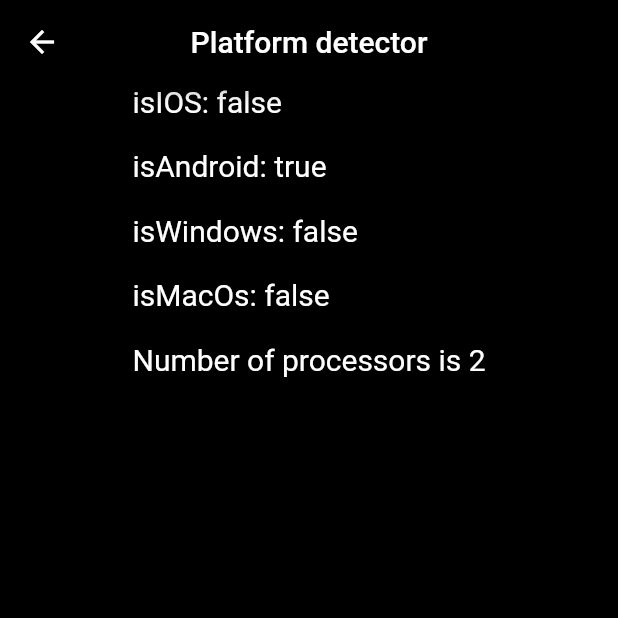
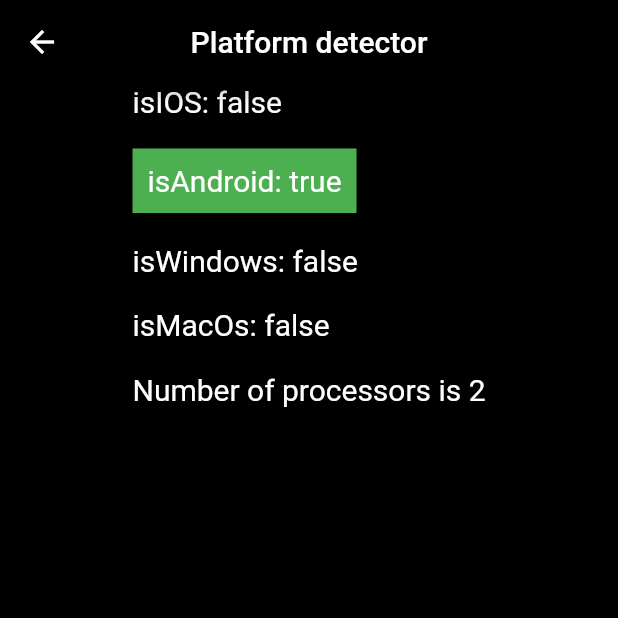
Before and after one commit to RustyRishii/CoinbaseClone, a Flutter app: the screen it shows after launch, item 3 of the bottom bar chosen, in the side drawer, after a tap on "Detect Platform", on a phone screen of 412 x 824 dp, the top half of it. Run offline on Flutter 3.47's test engine with Material 2 defaults, Android fonts, the phone set to English and light mode, and no system bars; missing offline and left inert: cache_manager; network calls fail.

Commit message:
Cleaned up the Trade page TabBar section

```diff
--- a/coinbaseclone/lib/Trade.dart
+++ b/coinbaseclone/lib/Trade.dart
@@ -15,7 +15,7 @@ class _tradeState extends State<trade> {
   @override
   Widget build(BuildContext context) {
     return DefaultTabController(
-      length: 8,
+      length: 6,
       child: Scaffold(
         appBar: AppBar(
           title: const Text("Trade"),
@@ -43,39 +43,30 @@ class _tradeState extends State<trade> {
             },
           ),
           bottom:  TabBar(
-           // unselectedLabelColor: Color.fromRGBO( 255, 225, 255, 1),
-            unselectedLabelStyle: TextStyle(color: Colors.green),
+            unselectedLabelColor: Colors.white,
             isScrollable: true,
             indicator: ShapeDecoration(
-                shape: RoundedRectangleBorder(
+                shape: const RoundedRectangleBorder(
                     borderRadius: BorderRadius.all(Radius.circular(25))),
                 color: Colors.indigo[900]),
-            tabs: <Widget>[
-              Tab(text: 'Tradeable'),
+            tabs: const <Widget>[
+              Tab(text: 'Tradable'),
               Tab(text: 'Watchlist'),
               Tab(text: 'New on Coinbase'),
               Tab(text: 'All assets'),
               Tab(text: 'Gainers'),
               Tab(text: 'Losers'),
-              Tab(text: 'Losers'),
-              Tab(text: 'Losers'),
             ],
           ),
         ),
-        body: TabBarView(
+        body: const TabBarView(
           children: <Widget>[
-            Center(
-                child: Text(
-              "Tradable",
-              style: TabBarTextStyle,
-            )),
-            const Center(child: Text("Tradable")),
-            const Center(child: Text("Tradable")),
-            const Center(child: Text("Tradable")),
-            const Center(child: Text("Tradable")),
-            const Center(child: Text("Tradable")),
-            const Center(child: Text("Tradable")),
-            const Center(child: Text("Tradable")),
+            Center(child: Text("Tradable")),
+            Center(child: Text("Tradable")),
+            Center(child: Text("Tradable")),
+            Center(child: Text("Tradable")),
+            Center(child: Text("Tradable")),
+            Center(child: Text("Tradable")),
           ],
         ),
         drawer: const draw(),
--- a/coinbaseclone/lib/platform.dart
+++ b/coinbaseclone/lib/platform.dart
@@ -2,20 +2,20 @@ import 'package:flutter/material.dart';
 import 'dart:io';
 
 class PlatformDetector extends StatelessWidget {
-   PlatformDetector({Key? key}) : super(key: key);
+  PlatformDetector({Key? key}) : super(key: key);
 
-   var PlatformStyle = TextStyle(fontSize: 20, color: Colors.white);
+  var PlatformStyle = TextStyle(fontSize: 20, color: Colors.white);
 
   @override
-   bool isIOS= Platform.isIOS;
-   bool isAndroid= Platform.isAndroid;
-   bool isWindows = Platform.isWindows;
-   bool isLinux= Platform.isLinux;
-   bool isMacOs= Platform.isMacOS;
+  bool isIOS = Platform.isIOS;
+  bool isAndroid = Platform.isAndroid;
+  bool isWindows = Platform.isWindows;
+  bool isLinux = Platform.isLinux;
+  bool isMacOs = Platform.isMacOS;
 
-   int ProNum = Platform.numberOfProcessors;
+  int ProNum = Platform.numberOfProcessors;
 
-   static int get numberOfProcessors => numberOfProcessors;
+  static int get numberOfProcessors => numberOfProcessors;
 
   Widget build(BuildContext context) {
     return Scaffold(
@@ -29,16 +29,22 @@ class PlatformDetector extends StatelessWidget {
           child: Column(
             mainAxisAlignment: MainAxisAlignment.center,
             crossAxisAlignment: CrossAxisAlignment.start,
-            children: <Widget> [
+            children: <Widget>[
               Text('isIOS: $isIOS', style: PlatformStyle),
               const SizedBox(height: 20),
-              Text('isAndroid: $isAndroid', style: PlatformStyle),
+              Container(
+                color: Colors.green,
+                child: Padding(
+                  padding: const EdgeInsets.fromLTRB(10, 10, 10, 10),
+                  child: Text('isAndroid: $isAndroid', style: PlatformStyle),
+                ),
+              ),
               const SizedBox(height: 20),
               Text('isWindows: $isWindows', style: PlatformStyle),
               const SizedBox(height: 20),
               Text('isMacOs: $isMacOs', style: PlatformStyle),
               const SizedBox(height: 20),
-              Text('Number of processors is $ProNum',style: PlatformStyle),
+              Text('Number of processors is $ProNum', style: PlatformStyle),
               const SizedBox(height: 50),
             ],
           ),
```
